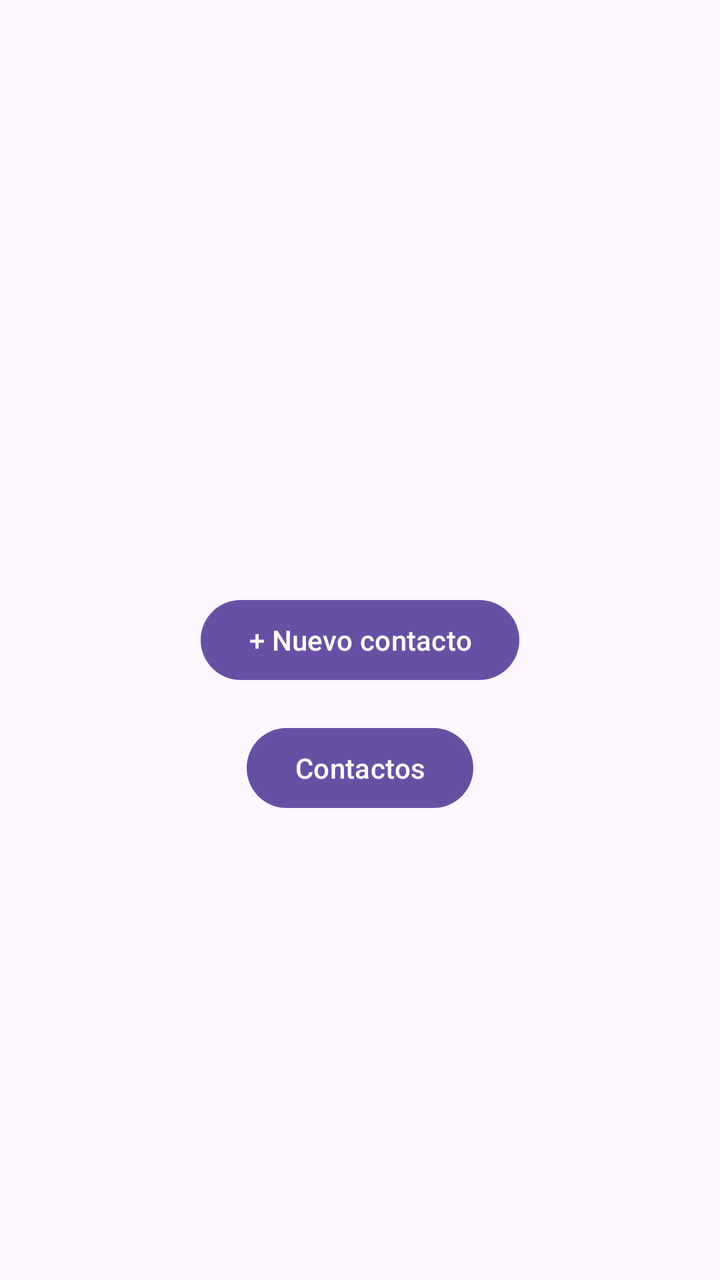
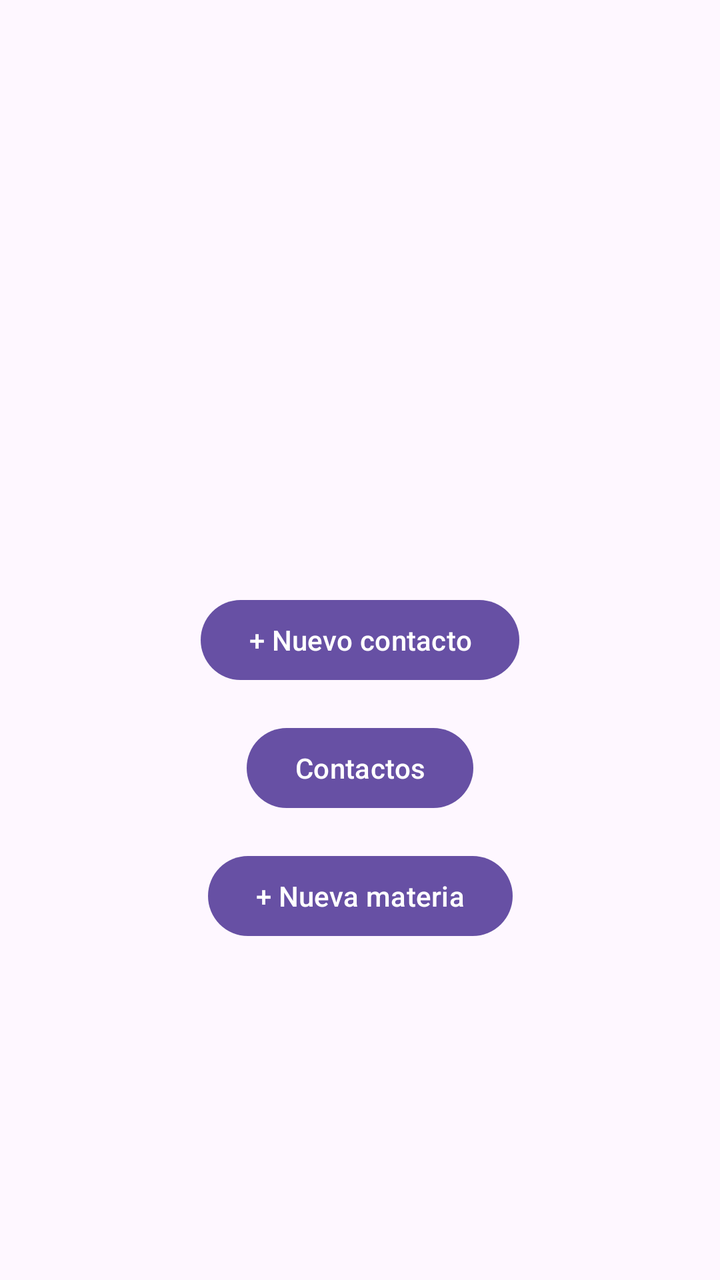

Screens rendered from an Android XML layout before and after an edit, with the pre-edit source and the edit as a unified diff.
<!-- AndroidManifest.xml: application theme Theme.AgendaPersonal -->
<!-- res/layout/activity_main.xml -->
<?xml version="1.0" encoding="utf-8"?>
<androidx.constraintlayout.widget.ConstraintLayout xmlns:android="http://schemas.android.com/apk/res/android"
    xmlns:app="http://schemas.android.com/apk/res-auto"
    xmlns:tools="http://schemas.android.com/tools"
    android:id="@+id/main"
    android:layout_width="match_parent"
    android:layout_height="match_parent"
    tools:context=".vista.MainActivity">

    
    <Button
        android:id="@+id/btnNuevoContacto"
        android:layout_width="wrap_content"
        android:layout_height="wrap_content"
        android:minHeight="48dp"
        android:text="@string/btn_nuevo_contacto"
        app:layout_constraintBottom_toBottomOf="parent"
        app:layout_constraintEnd_toEndOf="parent"
        app:layout_constraintStart_toStartOf="parent"
        app:layout_constraintTop_toTopOf="parent" />

    
    <Button
        android:id="@+id/btnContactos"
        android:layout_width="wrap_content"
        android:layout_height="wrap_content"
        android:layout_marginTop="16dp"
        android:minHeight="48dp"
        android:text="@string/btn_contactos"
        app:layout_constraintEnd_toEndOf="parent"
        app:layout_constraintStart_toStartOf="parent"
        app:layout_constraintTop_toBottomOf="@id/btnNuevoContacto" />

</androidx.constraintlayout.widget.ConstraintLayout>
<!-- resources referenced by this layout -->
<resources>
  <string name="btn_contactos">Contactos</string>
  <string name="btn_nuevo_contacto">+ Nuevo contacto</string>
  <style name="Theme.AgendaPersonal" parent="Base.Theme.AgendaPersonal" />
  <style name="Base.Theme.AgendaPersonal" parent="Theme.Material3.DayNight.NoActionBar">
          
          
      </style>
</resources>

<!-- the commit's change to res/layout/activity_main.xml (unified diff, before → after) -->
@@ -31,4 +31,16 @@
         app:layout_constraintStart_toStartOf="parent"
         app:layout_constraintTop_toBottomOf="@id/btnNuevoContacto" />
 
+    
+    <Button
+        android:id="@+id/btnNuevaMateria"
+        android:layout_width="wrap_content"
+        android:layout_height="wrap_content"
+        android:layout_marginTop="16dp"
+        android:minHeight="48dp"
+        android:text="@string/btn_nueva_materia"
+        app:layout_constraintEnd_toEndOf="parent"
+        app:layout_constraintStart_toStartOf="parent"
+        app:layout_constraintTop_toBottomOf="@id/btnContactos" />
+
 </androidx.constraintlayout.widget.ConstraintLayout>
<!-- resource entries referenced after the edit -->
@@ -1,6 +1,7 @@
 <!-- resources referenced by this layout -->
 <resources>
   <string name="btn_contactos">Contactos</string>
+  <string name="btn_nueva_materia">+ Nueva materia</string>
   <string name="btn_nuevo_contacto">+ Nuevo contacto</string>
   <style name="Theme.AgendaPersonal" parent="Base.Theme.AgendaPersonal" />
   <style name="Base.Theme.AgendaPersonal" parent="Theme.Material3.DayNight.NoActionBar">
